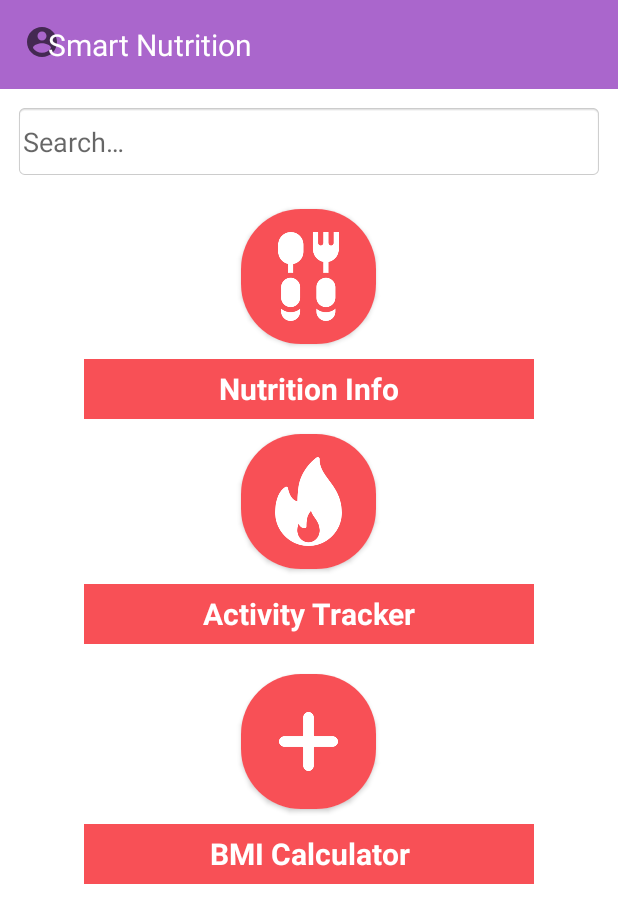
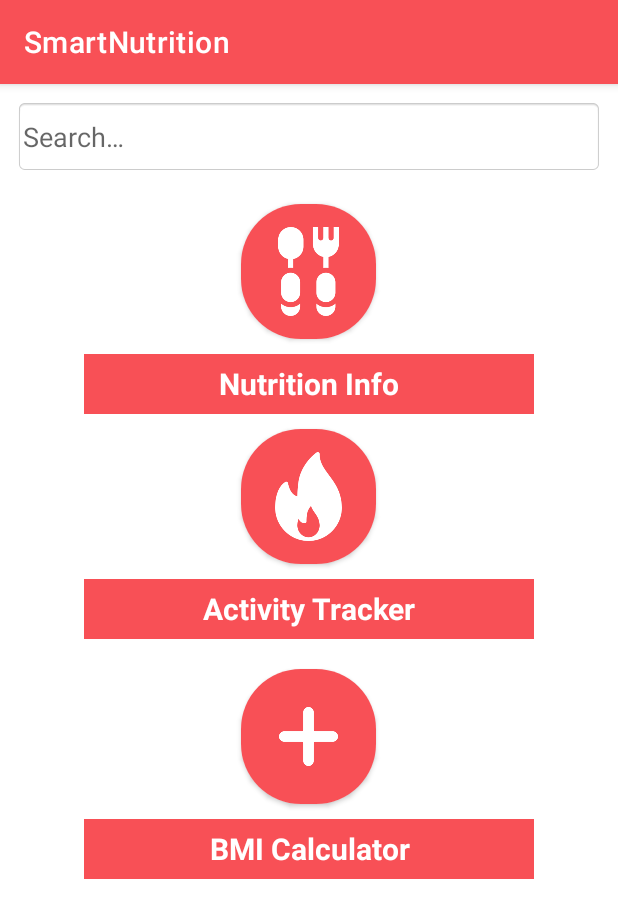
Before and after one commit to SmartNutrition11/smartnutrition, an Android app: the screen it shows after launch (MainActivity), on a phone screen of 412 x 824 dp. Shown: the top 923 px of the screen. Run offline under Robolectric (Android 15) with nearby library versions, the phone set to English and light mode, and no system bars.

Commit message:
Revert "Merge pull request #23 from SmartNutrition11/UI-CHANGE"
This reverts commit 6444c0ea74cc483d26307861914f7b10a225085d.

```diff
--- a/app/src/main/java/edu/uc/mille5bm/smartnutrition/MainActivity.kt
+++ b/app/src/main/java/edu/uc/mille5bm/smartnutrition/MainActivity.kt
@@ -11,9 +11,6 @@ class MainActivity : AppCompatActivity() {
 
     override fun onCreate(savedInstanceState: Bundle?) {
         super.onCreate(savedInstanceState)
-
-
-
         binding = ActivityMainBinding.inflate(layoutInflater)
         setContentView(binding.root)
         binding.btnNutrition.setOnClickListener { startActivity(Intent(applicationContext, NutritionInfoActivity::class.java)) }
--- a/app/src/main/res/drawable/ic_baseline_account_circle_24.xml
+++ /dev/null
@@ -1,10 +0,0 @@
-<vector xmlns:android="http://schemas.android.com/apk/res/android"
-    android:width="24dp"
-    android:height="24dp"
-    android:viewportWidth="24"
-    android:viewportHeight="24"
-    android:tint="?attr/colorControlNormal">
-  <path
-      android:fillColor="@android:color/white"
-      android:pathData="M12,2C6.48,2 2,6.48 2,12s4.48,10 10,10 10,-4.48 10,-10S17.52,2 12,2zM12,5c1.66,0 3,1.34 3,3s-1.34,3 -3,3 -3,-1.34 -3,-3 1.34,-3 3,-3zM12,19.2c-2.5,0 -4.71,-1.28 -6,-3.22 0.03,-1.99 4,-3.08 6,-3.08 1.99,0 5.97,1.09 6,3.08 -1.29,1.94 -3.5,3.22 -6,3.22z"/>
-</vector>
--- a/app/src/main/res/layout/activity_main.xml
+++ b/app/src/main/res/layout/activity_main.xml
@@ -6,7 +6,6 @@
     android:layout_height="match_parent"
     android:orientation="vertical"
     tools:context=".MainActivity">
-    <include layout="@layout/toolbar"/>
 
     <EditText
         android:layout_width="match_parent"
--- a/app/src/main/res/layout/toolbar.xml
+++ /dev/null
@@ -1,30 +0,0 @@
-<?xml version="1.0" encoding="utf-8"?>
-<RelativeLayout xmlns:android="http://schemas.android.com/apk/res/android"
-    android:layout_width="match_parent"
-    android:layout_height="wrap_content"
-    android:background="@android:color/holo_purple">
-
-    <RelativeLayout
-        android:layout_width="match_parent"
-        android:layout_height="wrap_content"
-        android:padding="16dp">
-
-        <ImageView
-            android:layout_width="wrap_content"
-            android:layout_height="wrap_content"
-            android:src="@drawable/ic_baseline_account_circle_24" />
-
-        <TextView
-            android:layout_width="wrap_content"
-            android:layout_height="wrap_content"
-            android:layout_marginStart="16dp"
-            android:textColor="@android:color/white"
-            android:layout_centerVertical="true"
-            android:textSize="20sp"
-            android:text="Smart Nutrition"/>
-
-
-
-    </RelativeLayout>
-
-</RelativeLayout>
--- a/app/src/main/res/values/themes.xml
+++ b/app/src/main/res/values/themes.xml
@@ -1,6 +1,6 @@
 <resources xmlns:tools="http://schemas.android.com/tools">
     <!-- Base application theme. -->
-    <style name="Theme.SmartNutrition" parent="Theme.MaterialComponents.DayNight.NoActionBar">
+    <style name="Theme.SmartNutrition" parent="Theme.MaterialComponents.DayNight.DarkActionBar">
         <!-- Primary brand color. -->
         <item name="colorPrimary">@color/themeColor</item>
         <item name="colorPrimaryVariant">@color/red_700</item>
```
Also changed, not shown: app/src/main/res/drawable/ic_baseline_settings_24.xml (deleted, +0 -10 lines), app/src/main/res/layout/activity_tracker.xml (+2 -8 lines).
